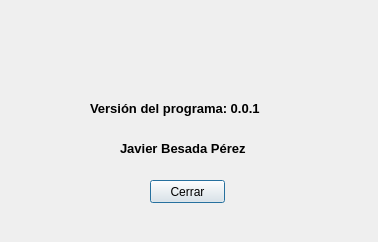
Qt form ventabout.ui (JaviusssBesi/BESADAPEREZ) before a commit.
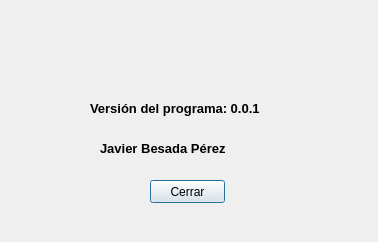
The same form after that commit. Icons and pictures are not drawn.

The edit to the form file:
```diff
--- a/ventabout.ui
+++ b/ventabout.ui
@@ -58,9 +58,9 @@
   <widget class="QLabel" name="lblNombre">
    <property name="geometry">
     <rect>
-     <x>120</x>
+     <x>100</x>
      <y>140</y>
-     <width>151</width>
+     <width>181</width>
      <height>16</height>
     </rect>
    </property>
```
